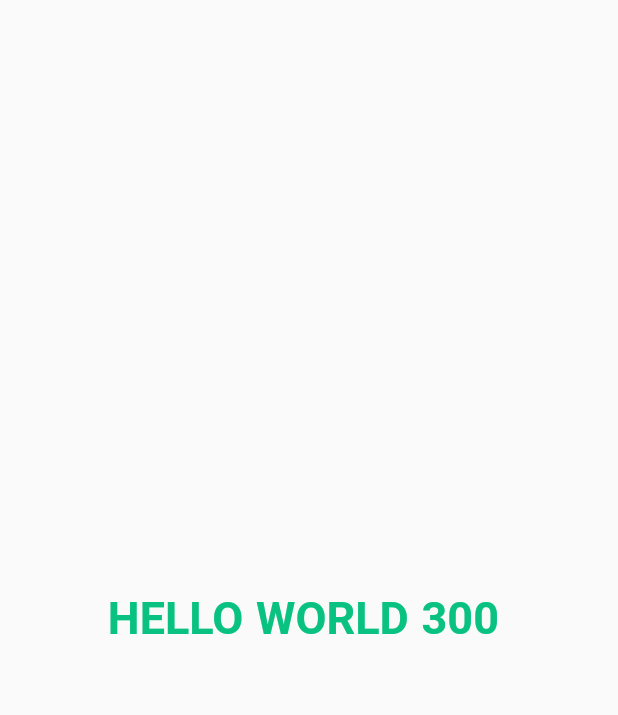
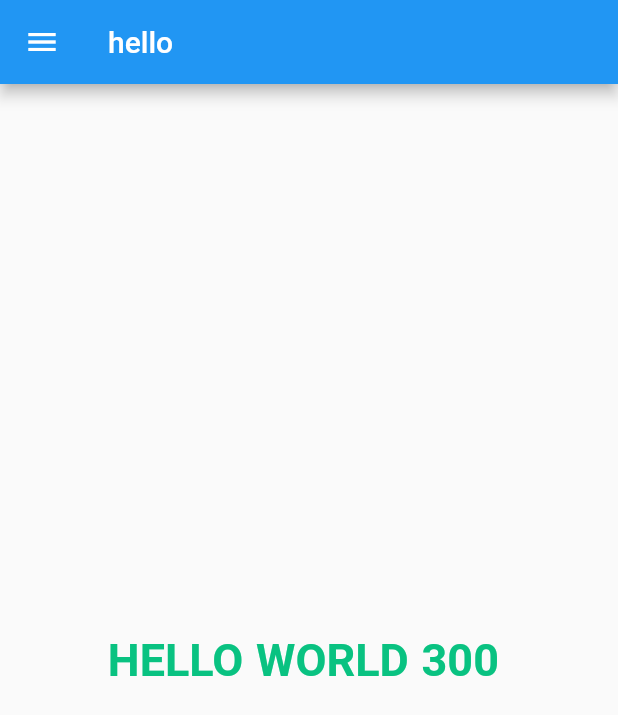
Before and after one commit to abheektripathy/AlbumCatalog, a Flutter app: the screen it shows after launch, on a phone screen of 412 x 824 dp. Shown: the top 715 px of the screen. Run offline on Flutter 3.47's test engine with Material 2 defaults, Android fonts, the phone set to English and light mode, and no system bars.

Commit message:
Complete(3)

```diff
--- a/lib/home.dart
+++ b/lib/home.dart
@@ -6,8 +6,9 @@ class Home extends StatelessWidget {
     // ignore: prefer_const_declarations
     final int days = 300;
 
-    return Material(
-      child: Center(
+    return Scaffold(
+      appBar: AppBar(title: Text("hello")),
+      body: Center(
         child: Container(
           child: Text(
             "HELLO WORLD $days ",
@@ -19,6 +20,7 @@ class Home extends StatelessWidget {
           ),
         ),
       ),
+      drawer: Drawer(),
     );
   }
 }
```
